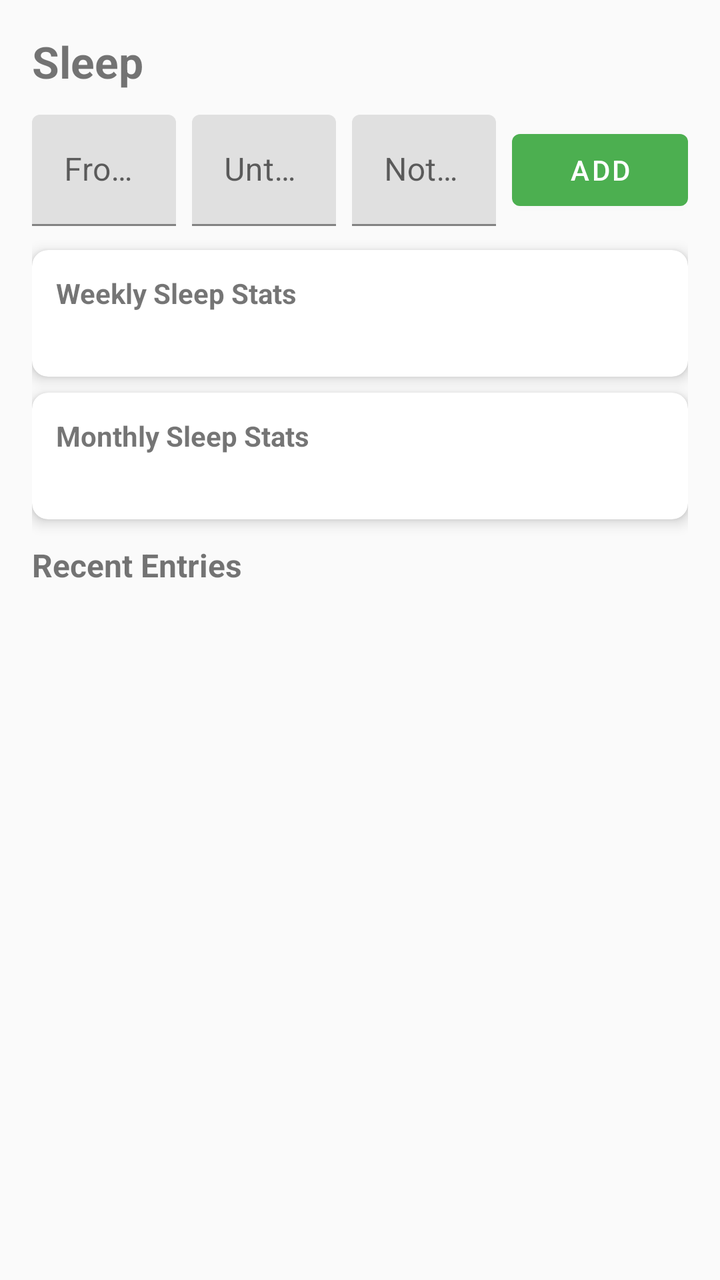
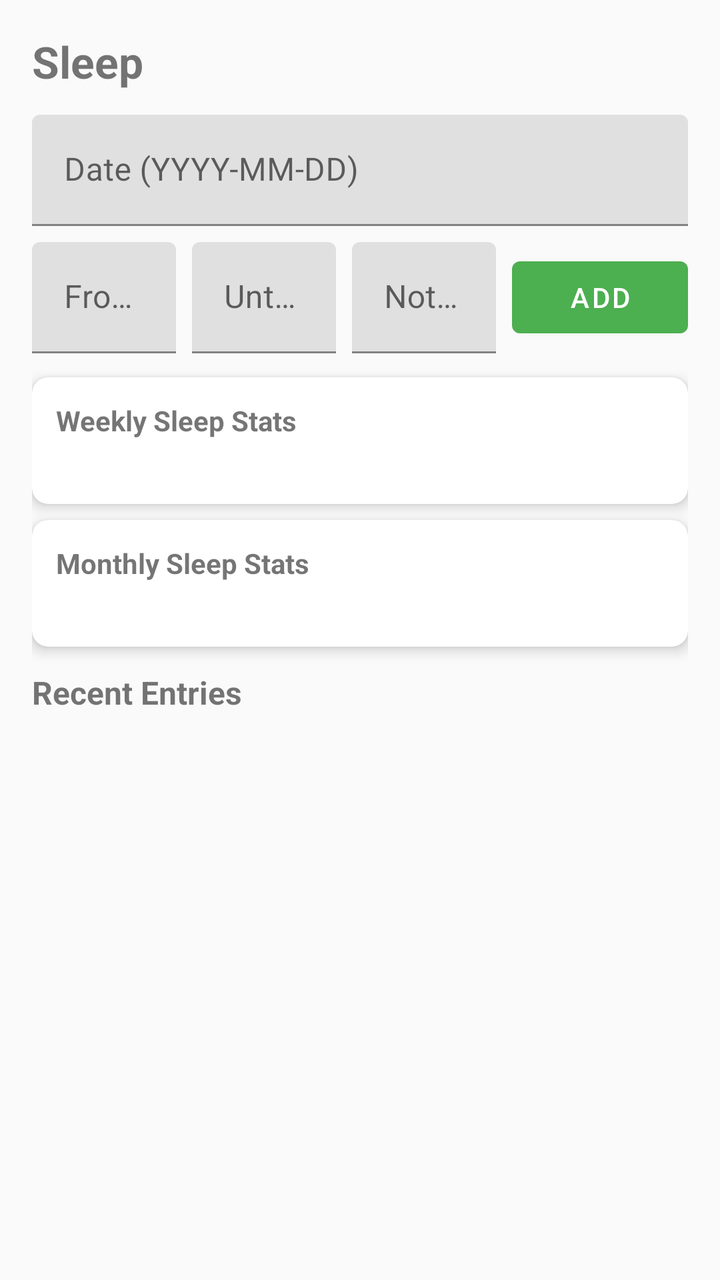

An Android layout rendered at two revisions. The XML below is the earlier revision; the diff shows what the commit changed to produce the second picture.
<!-- AndroidManifest.xml: application theme Theme.HabitEvaluator -->
<!-- res/layout/fragment_sleep_tracking.xml -->
<?xml version="1.0" encoding="utf-8"?>
<androidx.constraintlayout.widget.ConstraintLayout xmlns:android="http://schemas.android.com/apk/res/android"
    xmlns:app="http://schemas.android.com/apk/res-auto"
    android:layout_width="match_parent"
    android:layout_height="match_parent"
    android:padding="16dp">

    <TextView
        android:id="@+id/sleepTrackingTitle"
        android:layout_width="wrap_content"
        android:layout_height="wrap_content"
        android:text="@string/sleep_tracking"
        android:textSize="22sp"
        android:textStyle="bold"
        app:layout_constraintStart_toStartOf="parent"
        app:layout_constraintTop_toTopOf="parent" />

    <LinearLayout
        android:id="@+id/inputLayout"
        android:layout_width="0dp"
        android:layout_height="wrap_content"
        android:layout_marginTop="12dp"
        android:gravity="center_vertical"
        android:orientation="horizontal"
        app:layout_constraintEnd_toEndOf="parent"
        app:layout_constraintStart_toStartOf="parent"
        app:layout_constraintTop_toBottomOf="@id/sleepTrackingTitle">

        <com.google.android.material.textfield.TextInputLayout
            android:layout_width="0dp"
            android:layout_height="wrap_content"
            android:layout_weight="1"
            android:hint="@string/sleep_from_hint">

            <com.google.android.material.textfield.TextInputEditText
                android:id="@+id/sleepFromInput"
                android:layout_width="match_parent"
                android:layout_height="wrap_content"
                android:inputType="time" />
        </com.google.android.material.textfield.TextInputLayout>

        <com.google.android.material.textfield.TextInputLayout
            android:layout_width="0dp"
            android:layout_height="wrap_content"
            android:layout_marginStart="8dp"
            android:layout_weight="1"
            android:hint="@string/sleep_until_hint">

            <com.google.android.material.textfield.TextInputEditText
                android:id="@+id/sleepUntilInput"
                android:layout_width="match_parent"
                android:layout_height="wrap_content"
                android:inputType="time" />
        </com.google.android.material.textfield.TextInputLayout>

        <com.google.android.material.textfield.TextInputLayout
            android:layout_width="0dp"
            android:layout_height="wrap_content"
            android:layout_marginStart="8dp"
            android:layout_weight="1"
            android:hint="@string/sleep_notes_hint">

            <com.google.android.material.textfield.TextInputEditText
                android:id="@+id/sleepNotesInput"
                android:layout_width="match_parent"
                android:layout_height="wrap_content"
                android:inputType="text" />
        </com.google.android.material.textfield.TextInputLayout>

        <com.google.android.material.button.MaterialButton
            android:id="@+id/addSleepEntryButton"
            android:layout_width="wrap_content"
            android:layout_height="wrap_content"
            android:layout_marginStart="8dp"
            android:text="@string/add_sleep_entry" />
    </LinearLayout>

    <androidx.cardview.widget.CardView
        android:id="@+id/weeklyStatsCard"
        android:layout_width="0dp"
        android:layout_height="wrap_content"
        android:layout_marginTop="12dp"
        app:cardCornerRadius="8dp"
        app:cardElevation="4dp"
        app:layout_constraintEnd_toEndOf="parent"
        app:layout_constraintStart_toStartOf="parent"
        app:layout_constraintTop_toBottomOf="@id/inputLayout">

        <LinearLayout
            android:layout_width="match_parent"
            android:layout_height="wrap_content"
            android:orientation="vertical"
            android:padding="12dp">

            <TextView
                android:layout_width="wrap_content"
                android:layout_height="wrap_content"
                android:text="@string/weekly_sleep_stats"
                android:textSize="14sp"
                android:textStyle="bold" />

            <LinearLayout
                android:layout_width="match_parent"
                android:layout_height="wrap_content"
                android:layout_marginTop="4dp"
                android:orientation="horizontal">

                <TextView
                    android:id="@+id/weeklyAvgText"
                    android:layout_width="0dp"
                    android:layout_height="wrap_content"
                    android:layout_weight="1"
                    android:gravity="center"
                    android:textSize="12sp" />

                <TextView
                    android:id="@+id/weeklyMinText"
                    android:layout_width="0dp"
                    android:layout_height="wrap_content"
                    android:layout_weight="1"
                    android:gravity="center"
                    android:textSize="12sp" />

                <TextView
                    android:id="@+id/weeklyMaxText"
                    android:layout_width="0dp"
                    android:layout_height="wrap_content"
                    android:layout_weight="1"
                    android:gravity="center"
                    android:textSize="12sp" />
            </LinearLayout>
        </LinearLayout>
    </androidx.cardview.widget.CardView>

    <androidx.cardview.widget.CardView
        android:id="@+id/monthlyStatsCard"
        android:layout_width="0dp"
        android:layout_height="wrap_content"
        android:layout_marginTop="8dp"
        app:cardCornerRadius="8dp"
        app:cardElevation="4dp"
        app:layout_constraintEnd_toEndOf="parent"
        app:layout_constraintStart_toStartOf="parent"
        app:layout_constraintTop_toBottomOf="@id/weeklyStatsCard">

        <LinearLayout
            android:layout_width="match_parent"
            android:layout_height="wrap_content"
            android:orientation="vertical"
            android:padding="12dp">

            <TextView
                android:layout_width="wrap_content"
                android:layout_height="wrap_content"
                android:text="@string/monthly_sleep_stats"
                android:textSize="14sp"
                android:textStyle="bold" />

            <LinearLayout
                android:layout_width="match_parent"
                android:layout_height="wrap_content"
                android:layout_marginTop="4dp"
                android:orientation="horizontal">

                <TextView
                    android:id="@+id/monthlyAvgText"
                    android:layout_width="0dp"
                    android:layout_height="wrap_content"
                    android:layout_weight="1"
                    android:gravity="center"
                    android:textSize="12sp" />

                <TextView
                    android:id="@+id/monthlyMinText"
                    android:layout_width="0dp"
                    android:layout_height="wrap_content"
                    android:layout_weight="1"
                    android:gravity="center"
                    android:textSize="12sp" />

                <TextView
                    android:id="@+id/monthlyMaxText"
                    android:layout_width="0dp"
                    android:layout_height="wrap_content"
                    android:layout_weight="1"
                    android:gravity="center"
                    android:textSize="12sp" />
            </LinearLayout>
        </LinearLayout>
    </androidx.cardview.widget.CardView>

    <TextView
        android:id="@+id/recentEntriesLabel"
        android:layout_width="wrap_content"
        android:layout_height="wrap_content"
        android:layout_marginTop="12dp"
        android:text="@string/recent_sleep_entries"
        android:textSize="16sp"
        android:textStyle="bold"
        app:layout_constraintStart_toStartOf="parent"
        app:layout_constraintTop_toBottomOf="@id/monthlyStatsCard" />

    <androidx.recyclerview.widget.RecyclerView
        android:id="@+id/sleepEntriesRecyclerView"
        android:layout_width="0dp"
        android:layout_height="0dp"
        android:layout_marginTop="4dp"
        app:layout_constraintBottom_toBottomOf="parent"
        app:layout_constraintEnd_toEndOf="parent"
        app:layout_constraintStart_toStartOf="parent"
        app:layout_constraintTop_toBottomOf="@id/recentEntriesLabel" />
</androidx.constraintlayout.widget.ConstraintLayout>
<!-- resources referenced by this layout -->
<resources>
  <string name="add_sleep_entry">Add</string>
  <string name="monthly_sleep_stats">Monthly Sleep Stats</string>
  <string name="recent_sleep_entries">Recent Entries</string>
  <string name="sleep_from_hint">From (HH:MM)</string>
  <string name="sleep_notes_hint">Notes (optional)</string>
  <string name="sleep_tracking">Sleep</string>
  <string name="sleep_until_hint">Until (HH:MM)</string>
  <string name="weekly_sleep_stats">Weekly Sleep Stats</string>
  <style name="Theme.HabitEvaluator" parent="Theme.MaterialComponents.DayNight.NoActionBar">
          <item name="colorPrimary">@color/primary</item>
          <item name="colorPrimaryDark">@color/primary_dark</item>
          <item name="colorAccent">@color/accent</item>
          <item name="android:windowBackground">@color/background</item>
      </style>
  <color name="primary">#4CAF50</color>
  <color name="primary_dark">#388E3C</color>
  <color name="accent">#FFC107</color>
  <color name="background">#FAFAFA</color>
</resources>

<!-- the commit's change to res/layout/fragment_sleep_tracking.xml (unified diff, before → after) -->
@@ -16,7 +16,7 @@
         app:layout_constraintTop_toTopOf="parent" />
 
     <LinearLayout
-        android:id="@+id/inputLayout"
+        android:id="@+id/dateInputLayout"
         android:layout_width="0dp"
         android:layout_height="wrap_content"
         android:layout_marginTop="12dp"
@@ -25,6 +25,33 @@
         app:layout_constraintEnd_toEndOf="parent"
         app:layout_constraintStart_toStartOf="parent"
         app:layout_constraintTop_toBottomOf="@id/sleepTrackingTitle">
+
+        <com.google.android.material.textfield.TextInputLayout
+            android:layout_width="0dp"
+            android:layout_height="wrap_content"
+            android:layout_weight="1"
+            android:hint="@string/sleep_date_hint">
+
+            <com.google.android.material.textfield.TextInputEditText
+                android:id="@+id/sleepDateInput"
+                android:layout_width="match_parent"
+                android:layout_height="wrap_content"
+                android:focusable="false"
+                android:clickable="true"
+                android:inputType="none" />
+        </com.google.android.material.textfield.TextInputLayout>
+    </LinearLayout>
+
+    <LinearLayout
+        android:id="@+id/inputLayout"
+        android:layout_width="0dp"
+        android:layout_height="wrap_content"
+        android:layout_marginTop="8dp"
+        android:gravity="center_vertical"
+        android:orientation="horizontal"
+        app:layout_constraintEnd_toEndOf="parent"
+        app:layout_constraintStart_toStartOf="parent"
+        app:layout_constraintTop_toBottomOf="@id/dateInputLayout">
 
         <com.google.android.material.textfield.TextInputLayout
             android:layout_width="0dp"
<!-- resource entries referenced after the edit -->
@@ -3,6 +3,7 @@
   <string name="add_sleep_entry">Add</string>
   <string name="monthly_sleep_stats">Monthly Sleep Stats</string>
   <string name="recent_sleep_entries">Recent Entries</string>
+  <string name="sleep_date_hint">Date (YYYY-MM-DD)</string>
   <string name="sleep_from_hint">From (HH:MM)</string>
   <string name="sleep_notes_hint">Notes (optional)</string>
   <string name="sleep_tracking">Sleep</string>
